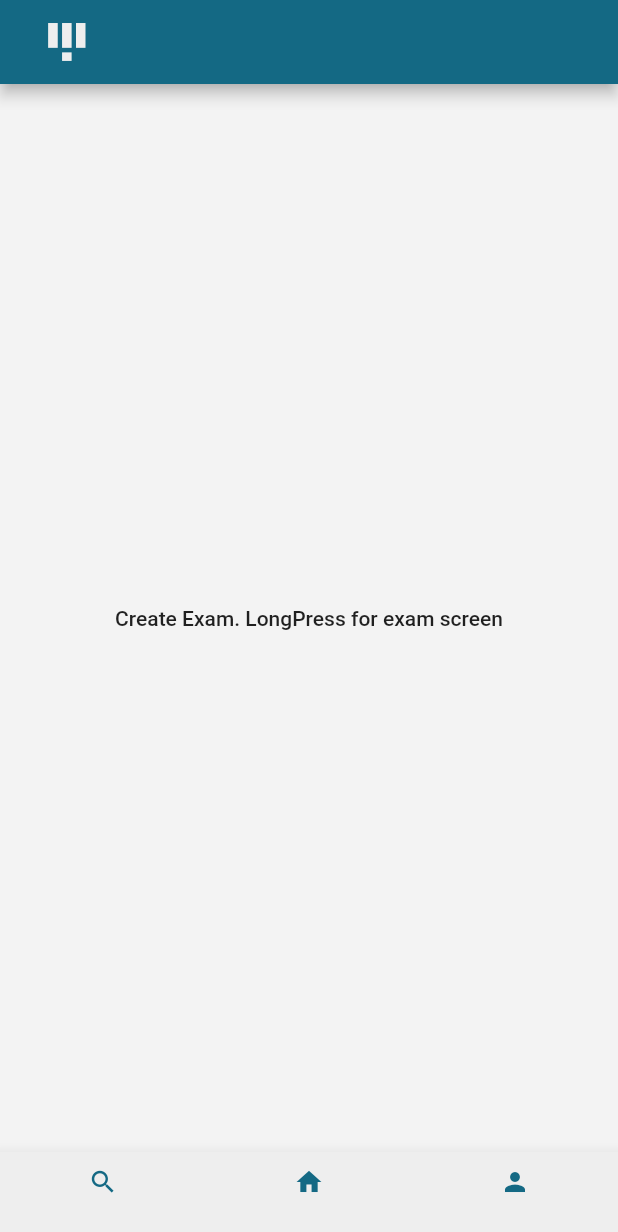
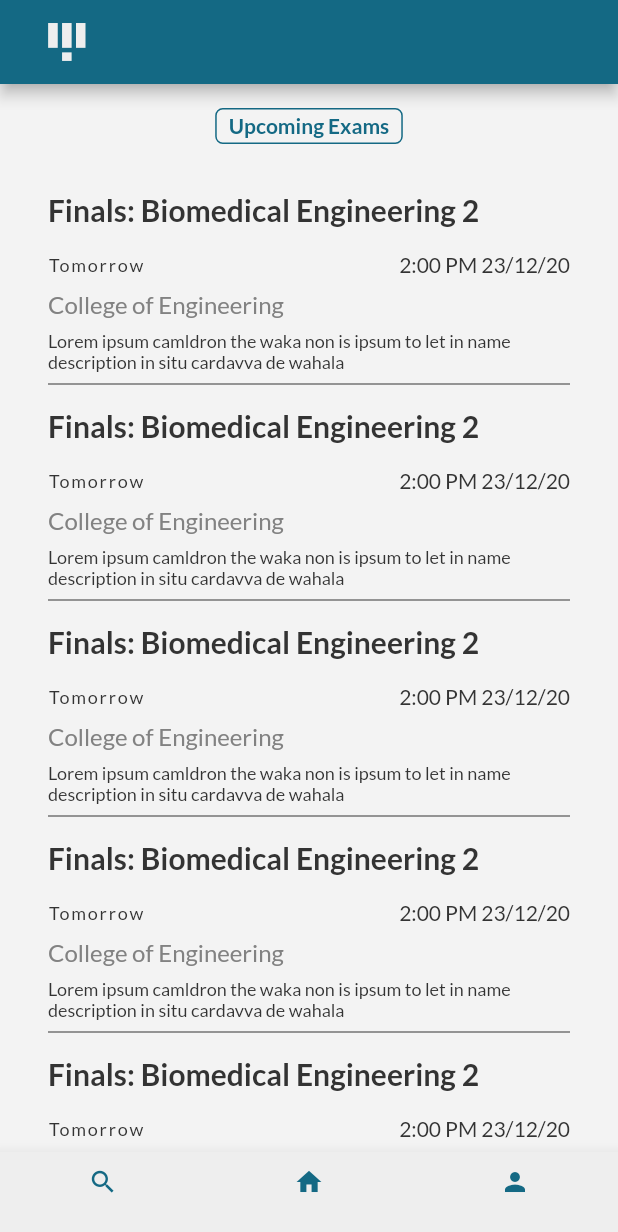
Before and after one commit to DSC-Unilag/ohw-2020-15, a Flutter app: the Dashboard screen opened directly, on a phone screen of 412 x 824 dp. Shown: the top 1232 px of the screen. Run offline on Flutter 3.47's test engine with Material 2 defaults, Android fonts, the phone set to English and light mode, and no system bars; our stand-ins replace google_fonts, shared_preferences; accounts and stored records are empty.

Commit message:
Dashboard Setup and home page

```diff
--- a/lib/views/authentication/login.dart
+++ b/lib/views/authentication/login.dart
@@ -1,7 +1,7 @@
 import 'package:flutter/cupertino.dart';
 import 'package:flutter/material.dart';
 import 'sign_up.dart';
-import '../dashboard.dart';
+import '../dashboard/dashboard.dart';
 import '../../utilities/style.dart' as Style;
 import '../../utilities/app_widgets.dart';
 
--- a/lib/views/authentication/succesful_sign_up.dart
+++ b/lib/views/authentication/succesful_sign_up.dart
@@ -1,6 +1,6 @@
 import 'package:flutter/cupertino.dart';
 import 'package:flutter/material.dart';
-import '../dashboard.dart';
+import '../dashboard/dashboard.dart';
 import '../../utilities/style.dart' as Style;
 import '../../utilities/app_widgets.dart';
 
--- a/lib/views/dashboard.dart
+++ b/lib/views/dashboard/dashboard.dart
@@ -1,10 +1,10 @@
-import 'package:ExaminationAppOHW20/views/examination/exam_page.dart';
 import 'package:flutter/cupertino.dart';
 import 'package:flutter/material.dart';
 
-import '../utilities/style.dart' as Style;
-import '../utilities/app_widgets.dart';
-import 'examination/create_exam.dart';
+import 'page_home.dart';
+import 'page_profile.dart';
+import '../../utilities/style.dart' as Style;
+import '../../utilities/app_widgets.dart';
 
 class Dashboard extends StatefulWidget {
   @override
@@ -13,7 +13,12 @@ class Dashboard extends StatefulWidget {
 
 class _DashboardState extends State<Dashboard> {
   int selectedTab = 1;
-  List<BottomNavigationBarItem> navigationButtons = [
+  List<Widget> pages = [
+    Container(),
+    HomePage(),
+    ProfilePage(),
+  ];
+  List<BottomNavigationBarItem> _navigationButtons = [
     BottomNavigationBarItem(
       title: Container(),
       icon: Icon(
@@ -40,28 +45,12 @@ class _DashboardState extends State<Dashboard> {
   Widget build(BuildContext context) {
     return Scaffold(
       appBar: CustomAppBar(),
-      body: Center(
-        child: FlatButton(
-          onPressed: () {
-            Navigator.push(
-              context,
-              CupertinoPageRoute(
-                builder: (_) => CreateExamScreen(),
-              ),
-            );
-          },
-          onLongPress: () {
-            Navigator.push(
-              context,
-              CupertinoPageRoute(
-                builder: (_) => ExamPageScreen(),
-              ),
-            );
-          },
-          child: Text(
-            'Create Exam. LongPress for exam screen',
-          ),
+      body: Container(
+        constraints: BoxConstraints.tightFor(
+          height: MediaQuery.of(context).size.height - kToolbarHeight - 40,
+          width: MediaQuery.of(context).size.width,
         ),
+        child: pages[selectedTab],
       ),
       bottomNavigationBar: Container(
         child: BottomNavigationBar(
@@ -76,7 +65,7 @@ class _DashboardState extends State<Dashboard> {
           //   color: Style.themeBlue,
           // ),
           // unselectedLabelStyle: Style.bodyLabelText,
-          items: navigationButtons,
+          items: _navigationButtons,
           currentIndex: selectedTab,
           onTap: (int pageIndex) async {
             setState(() {
--- /dev/null
+++ b/lib/views/dashboard/page_home.dart
@@ -0,0 +1,84 @@
+import 'package:flutter/cupertino.dart';
+import 'package:flutter/material.dart';
+
+import '../../utilities/style.dart' as Style;
+import '../../utilities/app_widgets.dart';
+import '../../views/examination/exam_page.dart';
+
+class HomePage extends StatelessWidget {
+  @override
+  Widget build(BuildContext context) {
+    return Column(
+      children: <Widget>[
+        PageHeader(heading: 'Upcoming Exams'),
+        SizedBox(height: 24),
+        Expanded(
+          child: Container(
+            padding: const EdgeInsets.symmetric(horizontal: 32),
+            child: ListView.separated(
+              itemBuilder: (context, index) {
+                return ExamDataTile();
+              },
+              separatorBuilder: (BuildContext context, int index) => Divider(
+                color: Style.themeBlack,
+              ),
+              itemCount: 9,
+            ),
+          ),
+        ),
+      ],
+    );
+  }
+}
+
+class ExamDataTile extends StatelessWidget {
+  _openExamPage(BuildContext context) {
+    Navigator.push(
+      context,
+      CupertinoPageRoute(
+        builder: (_) => ExamPageScreen(),
+      ),
+    );
+  }
+
+  @override
+  Widget build(BuildContext context) {
+    return RawMaterialButton(
+      onPressed: () {
+        _openExamPage(context);
+      },
+      child: Column(
+        crossAxisAlignment: CrossAxisAlignment.start,
+        children: <Widget>[
+          SizedBox(height: 8),
+          Text(
+            'Finals: Biomedical Engineering 2',
+            style: Style.heading1.copyWith(
+              fontWeight: FontWeight.w700,
+            ),
+          ),
+          SizedBox(height: 16.0),
+          Row(
+            mainAxisAlignment: MainAxisAlignment.spaceBetween,
+            children: <Widget>[
+              Text('Tomorrow', style: Style.smallHeading),
+              Text(
+                '2:00 PM 23/12/20',
+                style: Style.body2,
+              ),
+            ],
+          ),
+          SizedBox(height: 8),
+          Text(
+            'College of Engineering',
+            style: Style.heading2,
+          ),
+          SizedBox(height: 8),
+          Text(
+              'Lorem ipsum camldron the waka non is ipsum to let in name description in situ cardavva de wahala',
+              style: Style.body3),
+        ],
+      ),
+    );
+  }
+}
--- /dev/null
+++ b/lib/views/dashboard/page_profile.dart
@@ -0,0 +1,38 @@
+import 'package:flutter/cupertino.dart';
+import 'package:flutter/material.dart';
+
+import '../examination/create_exam.dart';
+import '../../utilities/style.dart' as Style;
+import '../../utilities/app_widgets.dart';
+
+class ProfilePage extends StatelessWidget {
+  @override
+  Widget build(BuildContext context) {
+    return Column(
+      children: <Widget>[
+        PageHeader(heading: 'Your Profile'),
+        SizedBox(height: 24),
+        Expanded(
+          child: Container(
+            color: Colors.cyan,
+            padding: const EdgeInsets.symmetric(horizontal: 32),
+            child: Center(
+              child: FlatButton(
+                onPressed: () {
+                  Navigator.of(context).push(
+                    CupertinoPageRoute(
+                      builder: (_) => CreateExamScreen(),
+                    ),
+                  );
+                },
+                child: Text(
+                  'Create Exam.',
+                ),
+              ),
+            ),
+          ),
+        ),
+      ],
+    );
+  }
+}
```
